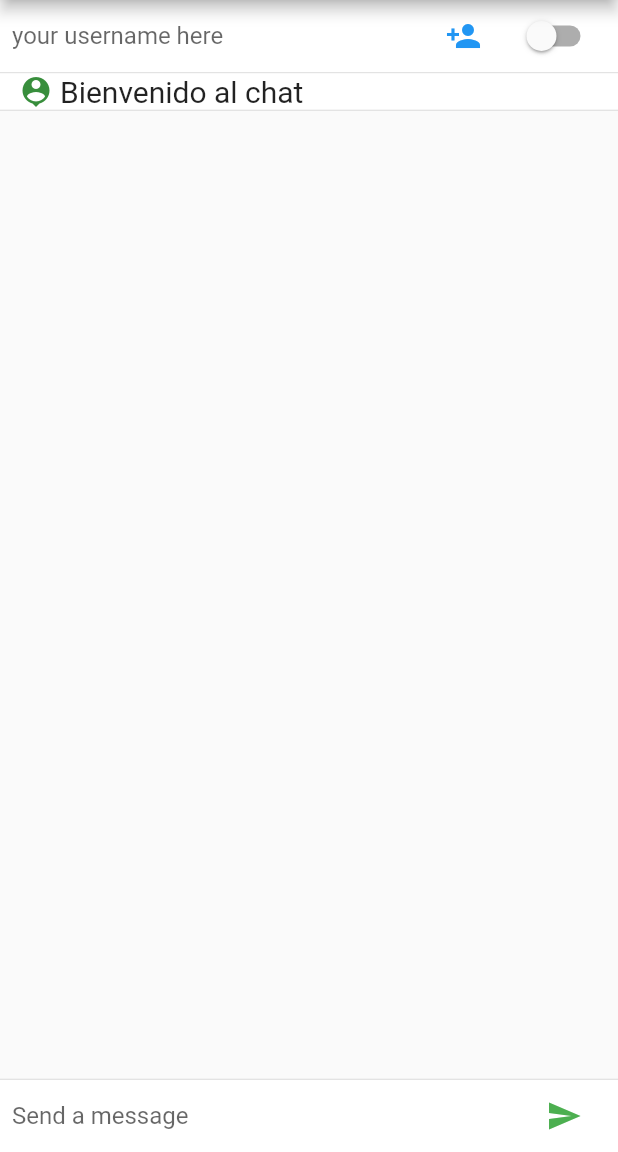
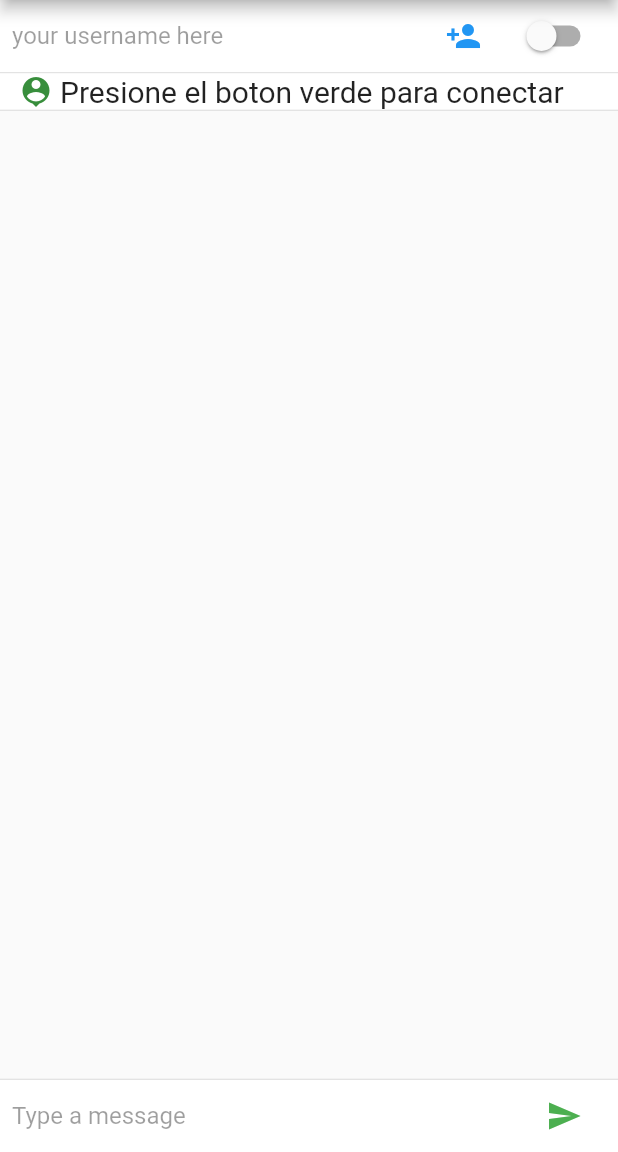
Before and after one commit to cesarazocar/flutterchatsocketio, a Flutter app: the screen it shows after launch, after a tap on the "person add" icon, on a phone screen of 412 x 824 dp, the part 84-1236 px from its top. Run offline on Flutter 3.47's test engine with Material 2 defaults, Android fonts, the phone set to English and light mode, and no system bars.

Commit message:
enable/disable textfields depending connection added typing event added

```diff
--- a/example/lib/chat_screen.dart
+++ b/example/lib/chat_screen.dart
@@ -11,29 +11,40 @@ class ChatScreen extends StatefulWidget {
 
 class ChatScreenState extends State<ChatScreen> {
   final TextEditingController _textController = new TextEditingController();
-  final TextEditingController mUserController = new TextEditingController();
+  TextEditingController mUserController = new TextEditingController();
   final List<ChatMessage> _messages = <ChatMessage>[];
-  bool _connected = false;
+  bool _socketConnected = false;
+
   String actions = "Presione el boton verde para conectar";
   String username;
   SocketIO socketIO;
   Icon action;
-  bool _enabledUserText = true;
+  bool _enabledUserText = false;
+  bool _enabledText = false;
+  String _inputHint = "Type a message";
+
+  Color _iconColor = Colors.blue;
 
   void _onSwitched(bool value) => {
-
-        setState(() => _connected = value),
-
-        if (_connected)
+        setState(() => {_socketConnected = value}),
+        if (_socketConnected)
           {
             if (socketIO == null)
               {_connectSocket01()}
             else
               {socketIO.connect()},
-          }else{
-          socketIO.disconnect()
+            setState(() {
+              _enabledUserText = true;
+              _iconColor = Colors.blue;
+            })
+          }
+        else
+          {
+            socketIO.disconnect(),
+            _iconColor = Colors.white30,
+            _enabledText = false,
+            _enabledUserText = false
           },
-
       };
 
   @override
@@ -53,9 +64,6 @@ class ChatScreenState extends State<ChatScreen> {
   }
 
   _connectSocket01() {
-
-
-
     socketIO =
         SocketIOManager().createSocketIO("http://192.168.1.87:3000", "/");
 
@@ -71,11 +79,10 @@ class ChatScreenState extends State<ChatScreen> {
 
 //enviar usuario conectado a server
   _newUser(String user) async {
-
     if (user.length > 0) {
       socketIO.sendMessage("chat:newuser", "{username:" + user + "}");
+      setState(() => actions = 'Bienvenido al chat $user');
     }
-    setState(() => actions = 'Bienvenido al chat $user');
   }
 
 //enviar mensaje a server
@@ -123,6 +130,10 @@ class ChatScreenState extends State<ChatScreen> {
       setState(() {
         actions = username + " is Typing";
       });
+    } else {
+      setState(() {
+        actions = "";
+      });
     }
   }
 
@@ -137,6 +148,8 @@ class ChatScreenState extends State<ChatScreen> {
   }
 
   Widget _userComposerWidget() {
+    ThemeData theme = Theme.of(context);
+
     return new IconTheme(
       data: new IconThemeData(color: Colors.blue),
       child: new Container(
@@ -147,46 +160,38 @@ class ChatScreenState extends State<ChatScreen> {
             new Flexible(
                 child: new TextField(
               controller: mUserController,
+              enabled: _enabledUserText,
               decoration:
                   new InputDecoration.collapsed(hintText: "your username here"),
               //onSubmitted: _handleSubmitted,
             )),
             new Container(
                 margin: const EdgeInsets.symmetric(horizontal: 4.0),
+                child: new IconTheme(
+                  data: new IconThemeData(color: _iconColor),
                   child: new IconButton(
                       icon: new Icon(Icons.person_add),
                       onPressed: () {
+                        if (_enabledUserText) {
                           _newUser(mUserController.text);
+                          setState(() {
+                            _enabledText = true;
+                            _enabledUserText = !_enabledUserText;
+                            _iconColor = Colors.white30;
+                          });
+                          print("enabled user text state : ");
+                        } else {
+                          print("icon disabled");
+                        }
                       }),
-            ),
+                )),
             new Container(
                 margin: const EdgeInsets.symmetric(horizontal: 4.0),
                 child: new Switch(
-                  value: _connected,
+                  value: _socketConnected,
                   activeColor: Colors.blue,
                   onChanged: _onSwitched,
-                )
-
-                /*
-              new IconButton(
-                  icon: new Icon(Icons.check_circle_outline),
-                  color: Colors.green,
-
-
-                  onPressed: () {
-                    if (socketIO == null) {
-                      _connectSocket01();
-                    } else {
-                      socketIO.connect();
-                    }
-                    setState(() {
-                      actions = "Bienvenido al chat " + username;
-                    });
-                  }
-
-
-                  ),*/
-                )
+                ))
           ],
         ),
       ),
@@ -231,8 +236,9 @@ class ChatScreenState extends State<ChatScreen> {
             new Flexible(
               child: new TextField(
                   decoration:
-                    new InputDecoration.collapsed(hintText: "Send a message"),
+                      new InputDecoration.collapsed(hintText: _inputHint),
                   controller: _textController,
+                  enabled: _enabledText
                   //onSubmitted: _handleSubmitted,
                   ),
             ),
```
Lines whose indentation alone changed are shown as unchanged.
